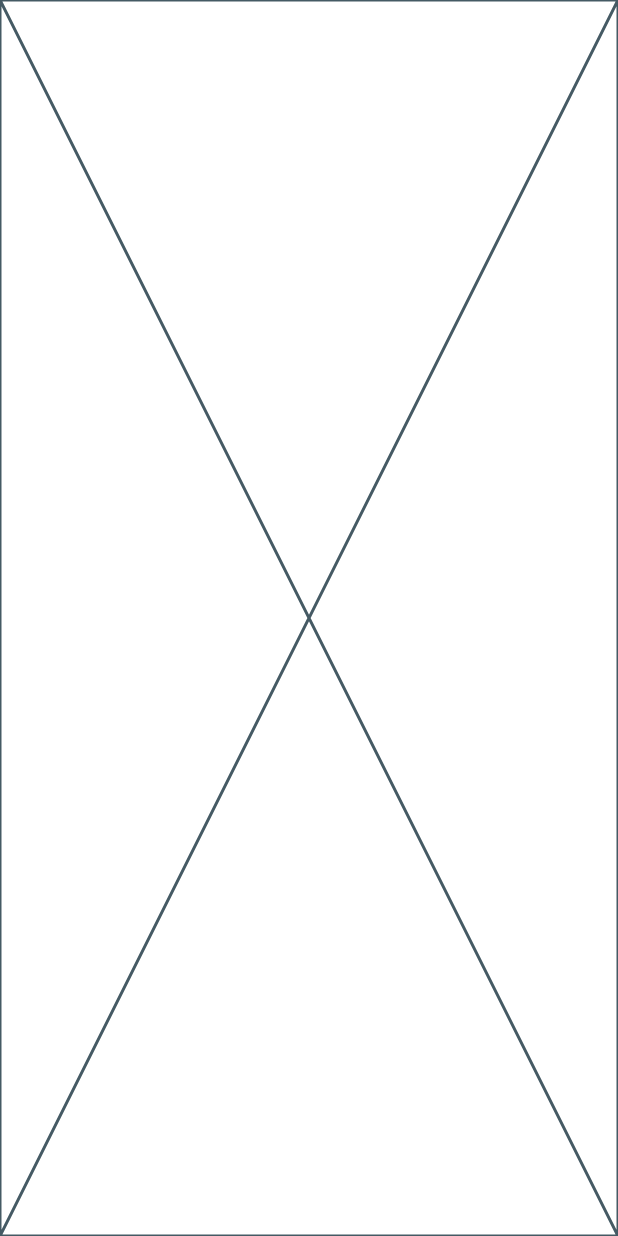
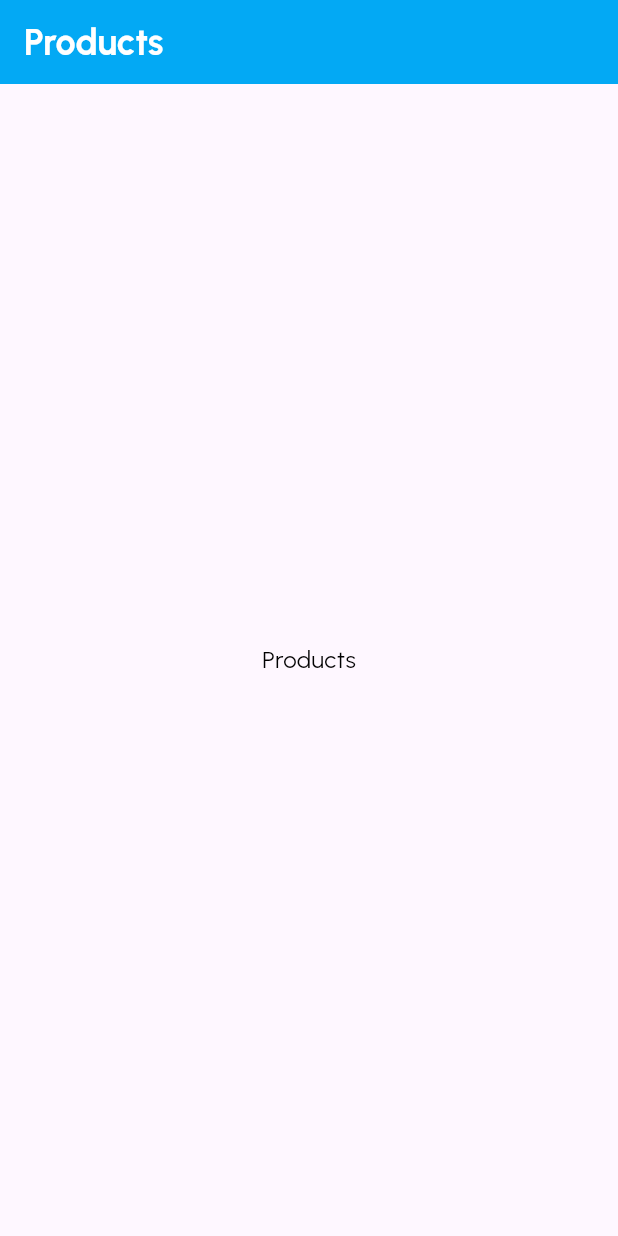
Before and after one commit to Muammarbanana/klontonk, a Flutter app: the screen it shows after launch, on a phone screen of 412 x 824 dp. Run offline on Flutter 3.47's test engine with Material 3 defaults, Android fonts, the light colour scheme and no system bars; our stand-ins replace bloc, dio, equatable, google_fonts; generated files the repository leaves out were written again.

Commit message:
feat: implement custom theme

```diff
--- /dev/null
+++ b/devtools_options.yaml
@@ -0,0 +1,3 @@
+description: This file stores settings for Dart & Flutter DevTools.
+documentation: https://docs.flutter.dev/tools/devtools/extensions#configure-extension-enablement-states
+extensions:
--- a/lib/app/view/app.dart
+++ b/lib/app/view/app.dart
@@ -1,4 +1,5 @@
 import 'package:flutter/material.dart';
+import 'package:klontonk/core/core.dart';
 import 'package:klontonk/features/features.dart';
 
 import 'package:klontonk/l10n/l10n.dart';
@@ -9,12 +10,7 @@ class App extends StatelessWidget {
   @override
   Widget build(BuildContext context) {
     return MaterialApp(
-      theme: ThemeData(
-        appBarTheme: AppBarTheme(
-          backgroundColor: Theme.of(context).colorScheme.inversePrimary,
-        ),
-        useMaterial3: true,
-      ),
+      theme: CustomTheme.lightTheme,
       localizationsDelegates: AppLocalizations.localizationsDelegates,
       supportedLocales: AppLocalizations.supportedLocales,
       home: const ProductsPage(),
--- a/lib/core/core.dart
+++ b/lib/core/core.dart
@@ -1,4 +1,5 @@
 export 'errors/error_handling.dart';
 export 'errors/exception_error.dart';
-export 'response/result_api.dart';
+export 'errors/result_api.dart';
+export 'theme/custom_theme.dart';
 export 'utils/dio_logging_interceptor.dart';
--- /dev/null
+++ b/lib/core/theme/custom_theme.dart
@@ -0,0 +1,78 @@
+import 'package:flutter/material.dart';
+import 'package:google_fonts/google_fonts.dart';
+
+class CustomTheme {
+  static ThemeData get lightTheme {
+    return ThemeData(
+      appBarTheme: AppBarTheme(
+        centerTitle: false,
+        actionsIconTheme: const IconThemeData(color: Color(0xFFC83D34)),
+        titleTextStyle: GoogleFonts.urbanist(
+          textStyle: const TextStyle(
+            fontSize: 24,
+            color: Colors.white,
+            fontWeight: FontWeight.bold,
+          ),
+        ),
+        backgroundColor: Colors.lightBlue,
+        iconTheme: const IconThemeData(color: Colors.white),
+      ),
+      brightness: Brightness.light,
+      elevatedButtonTheme: ElevatedButtonThemeData(
+        style: ElevatedButton.styleFrom(
+          elevation: 0,
+          padding: const EdgeInsets.all(15),
+          foregroundColor: Colors.white,
+          textStyle: GoogleFonts.urbanist(
+            textStyle: const TextStyle(
+              fontSize: 16,
+              color: Colors.white,
+              fontWeight: FontWeight.bold,
+            ),
+          ),
+          backgroundColor: Colors.lightBlue,
+        ),
+      ),
+      inputDecorationTheme: const InputDecorationTheme(
+        border: UnderlineInputBorder(
+          borderSide: BorderSide(
+            color: Colors.lightBlue,
+          ),
+        ),
+        enabledBorder: UnderlineInputBorder(
+          borderSide: BorderSide(
+            color: Colors.lightBlue,
+          ),
+        ),
+        focusedBorder: UnderlineInputBorder(
+          borderSide: BorderSide(
+            color: Colors.lightBlue,
+          ),
+        ),
+        labelStyle: TextStyle(color: Colors.white),
+        hintStyle: TextStyle(color: Colors.grey),
+      ),
+      primaryColor: Colors.lightBlue,
+      textTheme: TextTheme(
+        bodyLarge: GoogleFonts.urbanist(
+          textStyle: const TextStyle(
+            fontSize: 18,
+            color: Colors.black,
+          ),
+        ),
+        bodyMedium: GoogleFonts.urbanist(
+          textStyle: const TextStyle(
+            fontSize: 16,
+            color: Colors.black,
+          ),
+        ),
+        bodySmall: GoogleFonts.urbanist(
+          textStyle: const TextStyle(
+            fontSize: 14,
+            color: Colors.black,
+          ),
+        ),
+      ),
+    );
+  }
+}
--- /dev/null
+++ b/lib/features/products/presentation/presentation.dart
@@ -0,0 +1,2 @@
+export 'view/products_page.dart';
+export 'widgets/product_card_widget.dart';
--- a/lib/features/products/presentation/products_page.dart
+++ b/lib/features/products/presentation/view/products_page.dart
@@ -5,6 +5,13 @@ class ProductsPage extends StatelessWidget {
 
   @override
   Widget build(BuildContext context) {
-    return const Placeholder();
+    return Scaffold(
+      appBar: AppBar(
+        title: const Text('Products'),
+      ),
+      body: const Center(
+        child: Text('Products'),
+      ),
+    );
   }
 }
--- a/lib/features/products/products.dart
+++ b/lib/features/products/products.dart
@@ -1 +1 @@
-export 'presentation/products_page.dart';
+export 'presentation/presentation.dart';
--- a/pubspec.yaml
+++ b/pubspec.yaml
@@ -15,6 +15,7 @@ dependencies:
   flutter_bloc: ^8.1.6
   flutter_localizations:
     sdk: flutter
+  google_fonts: ^6.2.1
   intl: ^0.19.0
   json_annotation: ^4.9.0
 
```
Also changed, not shown: lib/core/errors/result_api.dart (renamed from lib/core/response/result_api.dart), lib/features/products/presentation/widgets/product_card_widget.dart (added), pubspec.lock, 1 other file.
